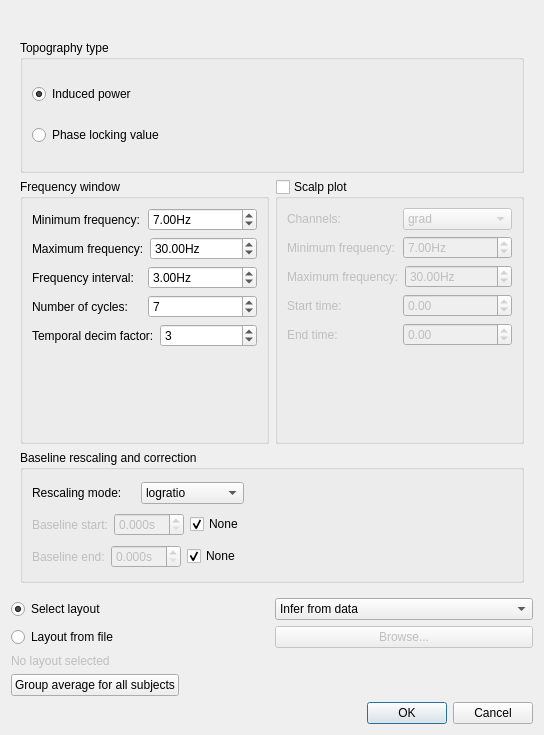
The window that meggie_batch/ui/qt4Designer_ui_files/TFRtopology.ui (cibr-jyu/meggie) describes before a commit, drawn with Qt 5.
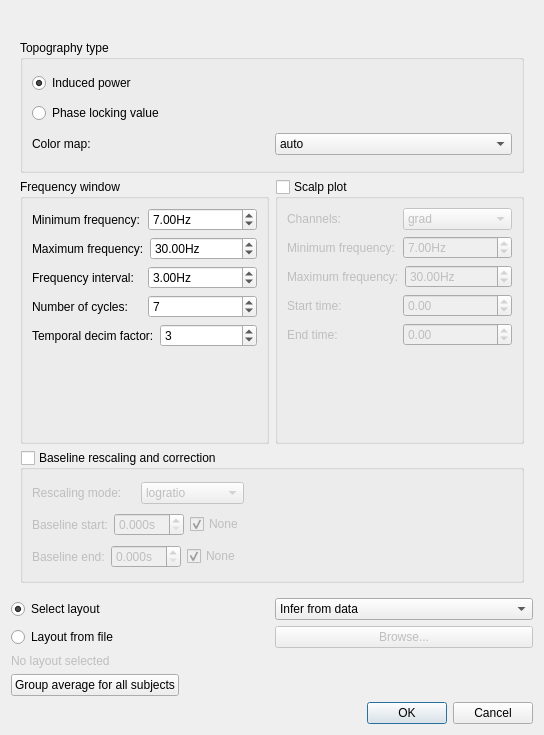
The same window after the commit.

```diff
--- a/meggie_batch/ui/qt4Designer_ui_files/TFRtopology.ui
+++ b/meggie_batch/ui/qt4Designer_ui_files/TFRtopology.ui
@@ -49,6 +49,12 @@
          <property name="title">
           <string>Baseline rescaling and correction</string>
          </property>
+         <property name="checkable">
+          <bool>true</bool>
+         </property>
+         <property name="checked">
+          <bool>false</bool>
+         </property>
          <layout class="QGridLayout" name="gridLayout_3">
           <item row="0" column="0">
            <layout class="QHBoxLayout" name="horizontalLayout_7">
@@ -543,6 +549,51 @@
             </property>
            </widget>
           </item>
+          <item row="3" column="0">
+           <layout class="QHBoxLayout" name="horizontalLayout_17">
+            <item>
+             <widget class="QLabel" name="labelCmap">
+              <property name="text">
+               <string>Color map:</string>
+              </property>
+             </widget>
+            </item>
+            <item>
+             <widget class="QComboBox" name="comboBoxCmap">
+              <item>
+               <property name="text">
+                <string>auto</string>
+               </property>
+              </item>
+              <item>
+               <property name="text">
+                <string>RdBu_r</string>
+               </property>
+              </item>
+              <item>
+               <property name="text">
+                <string>Reds</string>
+               </property>
+              </item>
+              <item>
+               <property name="text">
+                <string>YlOrRd</string>
+               </property>
+              </item>
+              <item>
+               <property name="text">
+                <string>seismic</string>
+               </property>
+              </item>
+              <item>
+               <property name="text">
+                <string>bwr</string>
+               </property>
+              </item>
+             </widget>
+            </item>
+           </layout>
+          </item>
          </layout>
         </widget>
        </item>
```
Left out of the diff: 6 changed lines with no effect on the pictures.
